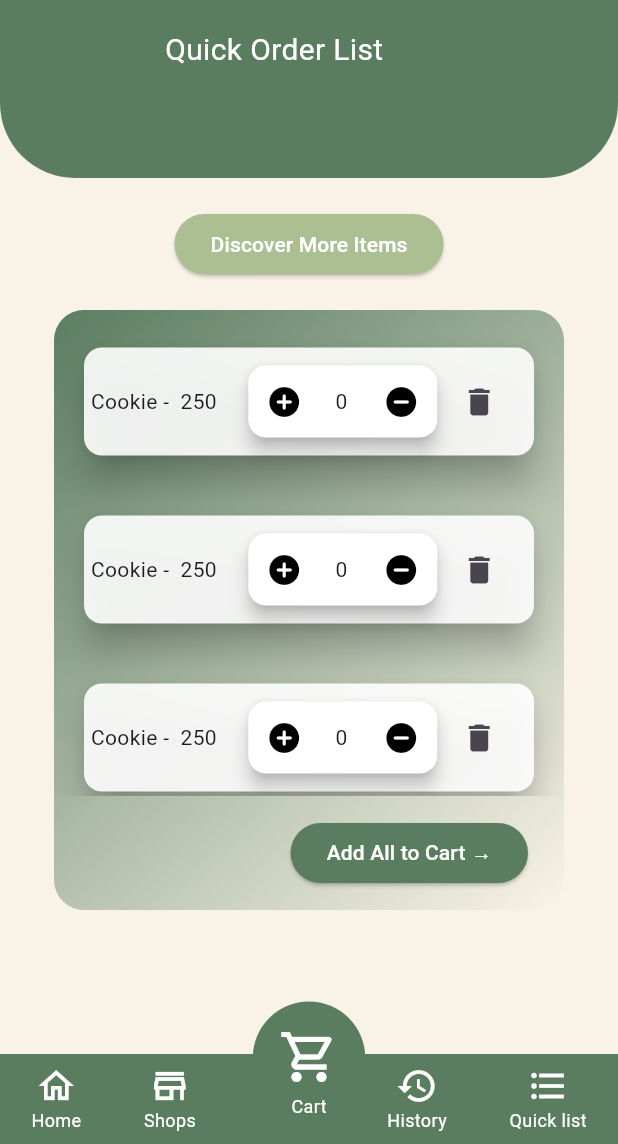
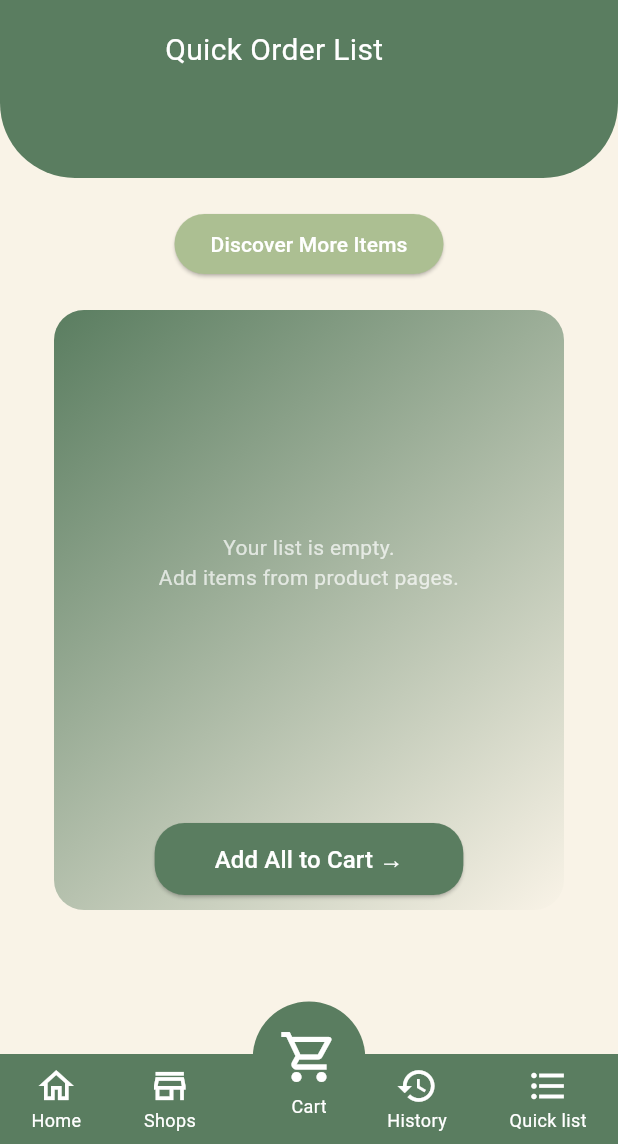
Before and after one commit to durgesh-kanzariya/Dukan-Sathi-Mobile-Application, a Flutter app: the QuickOrder screen opened directly, on a phone screen of 412 x 824 dp, the part 92-1236 px from its top. Run offline on Flutter 3.47's test engine with Material 3 defaults, Android fonts, the phone set to English and light mode, and no system bars; our stand-ins replace cloud_firestore, firebase_auth, firebase_core, firebase_storage, get, image_picker and 1 more; missing offline and left inert: cloudinary_public, firebase_app_check, mobile_scanner; accounts and stored records are empty; network calls fail; project files that could hold a hidden picture were left out.

Commit message:
Quick order list sovled

```diff
--- a/dukan_sathi/lib/customer/quick_order.dart
+++ b/dukan_sathi/lib/customer/quick_order.dart
@@ -1,9 +1,11 @@
+import 'package:cloud_firestore/cloud_firestore.dart';
 import 'package:dukan_sathi/customer/discover_shop.dart';
+import 'package:firebase_auth/firebase_auth.dart';
 import 'package:flutter/material.dart';
-import 'cart_page.dart';
+import 'package:get/get.dart';
 import '/bottom_nav.dart';
-import 'package:get/get.dart';
 import 'profile.dart';
+import '../controllers/quick_list_controller.dart'; // Import the new controller
 
 class QuickOrder extends StatefulWidget {
   const QuickOrder({super.key});
@@ -13,20 +15,28 @@ class QuickOrder extends StatefulWidget {
 }
 
 class _QuickOrderState extends State<QuickOrder> {
-  int i = 0;
+  // Initialize the controller
+  final QuickListController controller = Get.put(QuickListController());
+  final String? uid = FirebaseAuth.instance.currentUser?.uid;
+
   @override
   Widget build(BuildContext context) {
+    if (uid == null) {
+      return const Scaffold(body: Center(child: Text("Please Login First")));
+    }
+
     return Scaffold(
       body: SingleChildScrollView(
         child: Column(
           children: [
+            // --- HEADER ---
             Stack(
               clipBehavior: Clip.none,
               children: [
                 Container(
                   height: 180,
                   width: double.infinity,
-                  decoration: BoxDecoration(
+                  decoration: const BoxDecoration(
                     color: Color(0xFF5A7D60),
                     borderRadius: BorderRadius.only(
                       bottomLeft: Radius.circular(50),
@@ -34,7 +44,7 @@ class _QuickOrderState extends State<QuickOrder> {
                     ),
                   ),
                   child: ListTile(
-                    title: Text(
+                    title: const Text(
                       "Dukan Sathi",
                       style: TextStyle(
                         fontSize: 35,
@@ -46,20 +56,16 @@ class _QuickOrderState extends State<QuickOrder> {
                       style: ElevatedButton.styleFrom(
                         backgroundColor: Colors.white,
                         foregroundColor: Colors.green,
-                        shape: CircleBorder(),
-                        padding: EdgeInsets.all(10),
+                        shape: const CircleBorder(),
+                        padding: const EdgeInsets.all(10),
                       ),
-                      onPressed: () {
-                        Get.to(Profile());
-                      },
-                      child: Icon(Icons.person),
+                      onPressed: () => Get.to(const Profile()),
+                      child: const Icon(Icons.person),
                     ),
                   ),
                 ),
-
-                SizedBox(height: 10),
-
-                Positioned(
+                const SizedBox(height: 10),
+                const Positioned(
                   top: 80,
                   left: 110,
                   child: Text(
@@ -70,150 +76,218 @@ class _QuickOrderState extends State<QuickOrder> {
               ],
             ),
 
-            SizedBox(height: 20),
+            const SizedBox(height: 20),
+
+            // --- DISCOVER BUTTON ---
             ElevatedButton(
-              onPressed: () {
-                Get.to(DiscoverShop());
-              },
-              child: Text("Discover More Items"),
+              onPressed: () => Get.to(const DiscoverShop()),
               style: ElevatedButton.styleFrom(
                 foregroundColor: Colors.white,
-                backgroundColor: Color(0xFFACBF92),
+                backgroundColor: const Color(0xFFACBF92),
               ),
+              child: const Text("Discover More Items"),
             ),
 
-            SizedBox(height: 20),
+            const SizedBox(height: 20),
 
+            // --- MAIN LIST CONTAINER ---
             Container(
               height: 400,
               width: 340,
               decoration: BoxDecoration(
-                gradient: LinearGradient(
+                gradient: const LinearGradient(
                   colors: [Color(0xFF5A7D60), Color(0xFFF9F3E7)],
                   begin: Alignment.topLeft,
                   end: Alignment.bottomRight,
                 ),
                 borderRadius: BorderRadius.circular(20),
               ),
-
               child: Column(
                 crossAxisAlignment: CrossAxisAlignment.start,
                 children: [
-                  SizedBox(height: 5),
+                  const SizedBox(height: 5),
 
+                  // --- DYNAMIC LIST ---
                   Expanded(
-                    child: ListView.builder(
-                      itemCount: 3,
-                      itemBuilder: (context, index) {
-                        return Column(
-                          children: [
-                            Padding(
-                              padding: EdgeInsetsGeometry.all(8),
-                              child: Padding(
-                                padding: const EdgeInsets.all(8.0),
-                                child: Card(
-                                  elevation: 10,
-                                  color: Colors.white.withOpacity(0.9),
-                                  child: Row(
-                                    mainAxisAlignment:
-                                        MainAxisAlignment.spaceAround,
-                                    children: [
-                                      Text("Cookie -  250"),
+                    child: StreamBuilder<QuerySnapshot>(
+                      stream: FirebaseFirestore.instance
+                          .collection('users')
+                          .doc(uid)
+                          .collection('quickPurchaseList')
+                          .orderBy('addedAt', descending: true)
+                          .snapshots(),
+                      builder: (context, snapshot) {
+                        if (snapshot.connectionState ==
+                            ConnectionState.waiting) {
+                          return const Center(
+                            child: CircularProgressIndicator(
+                              color: Colors.white,
+                            ),
+                          );
+                        }
 
-                                      Column(
-                                        children: [
-                                          Padding(
-                                            padding: const EdgeInsets.all(8.0),
-                                            child: Row(
-                                              mainAxisAlignment:
-                                                  MainAxisAlignment.center,
-                                              children: [
-                                                Card(
-                                                  elevation: 5,
-                                                  color: Colors.white,
-                                                  child: Row(
-                                                    children: [
-                                                      IconButton(
-                                                        onPressed: () {
-                                                          setState(() {
-                                                            if (i < 10) {
-                                                              i++;
-                                                            }
-                                                          });
-                                                        },
-                                                        icon: Icon(
-                                                          Icons
-                                                              .add_circle_rounded,
-                                                          color: Colors.black,
-                                                        ),
-                                                      ),
-                                                      SizedBox(width: 10),
-                                                      SizedBox(
-                                                        width: 20,
-                                                        child: Text("${i}"),
-                                                      ),
-                                                      IconButton(
-                                                        onPressed: () {
-                                                          setState(() {
-                                                            if (i > 0 &&
-                                                                i <= 10) {
-                                                              i--;
-                                                            }
-                                                          });
-                                                        },
-                                                        icon: Icon(
-                                                          Icons
-                                                              .remove_circle_rounded,
-                                                          color: Colors.black,
-                                                        ),
-                                                      ),
-                                                    ],
-                                                  ),
-                                                ),
-                                                IconButton(
-                                                  onPressed: () {},
-                                                  icon: Icon(Icons.delete),
-                                                ),
-                                              ],
-                                            ),
-                                          ),
-                                        ],
-                                      ),
-                                    ],
-                                  ),
-                                ),
-                              ),
+                        if (!snapshot.hasData || snapshot.data!.docs.isEmpty) {
+                          return const Center(
+                            child: Text(
+                              "Your list is empty.\nAdd items from product pages.",
+                              textAlign: TextAlign.center,
+                              style: TextStyle(color: Colors.white70),
                             ),
-                          ],
+                          );
+                        }
+
+                        return ListView.builder(
+                          padding: const EdgeInsets.symmetric(
+                            horizontal: 8,
+                            vertical: 5,
+                          ),
+                          itemCount: snapshot.data!.docs.length,
+                          itemBuilder: (context, index) {
+                            var doc = snapshot.data!.docs[index];
+                            var data = doc.data() as Map<String, dynamic>;
+
+                            return _buildQuickListItem(doc.id, data);
+                          },
                         );
                       },
                     ),
                   ),
 
-                  SizedBox(height: 10),
-                  ListTile(
-                    trailing: ElevatedButton(
-                      onPressed: () {
-                        Get.to(CardPage());
-                      },
-                      style: ElevatedButton.styleFrom(
-                        backgroundColor: const Color(0xFF5A7D60),
-                        foregroundColor: Colors.white,
+                  const SizedBox(height: 10),
+
+                  // --- ADD ALL TO CART BUTTON ---
+                  Padding(
+                    padding: const EdgeInsets.only(bottom: 10.0),
+                    child: Center(
+                      child: ElevatedButton(
+                        onPressed: () => controller.addAllToCart(),
+                        style: ElevatedButton.styleFrom(
+                          backgroundColor: const Color(0xFF5A7D60),
+                          foregroundColor: Colors.white,
+                          padding: const EdgeInsets.symmetric(
+                            horizontal: 40,
+                            vertical: 12,
+                          ),
+                          shape: RoundedRectangleBorder(
+                            borderRadius: BorderRadius.circular(20),
+                          ),
+                        ),
+                        child: const Text(
+                          "Add All to Cart →",
+                          style: TextStyle(fontSize: 16),
+                        ),
                       ),
-                      child: Text("Add All to Cart →"),
                     ),
                   ),
-                  SizedBox(height: 10),
                 ],
               ),
             ),
 
-            SizedBox(height: 70),
+            const SizedBox(height: 70),
           ],
         ),
       ),
+      bottomNavigationBar: const BottomNav(),
+    );
+  }
 
-      bottomNavigationBar: BottomNav(),
+  Widget _buildQuickListItem(String docId, Map<String, dynamic> data) {
+    String name = data['productName'] ?? 'Unknown';
+    String variant = data['variant'] ?? '';
+    int qty = data['quantity'] ?? 1;
+
+    return Padding(
+      padding: const EdgeInsets.only(bottom: 8.0),
+      child: Card(
+        elevation: 6,
+        color: Colors.white.withOpacity(0.95),
+        shape: RoundedRectangleBorder(borderRadius: BorderRadius.circular(15)),
+        child: Padding(
+          padding: const EdgeInsets.all(8.0),
+          child: Row(
+            mainAxisAlignment: MainAxisAlignment.spaceBetween,
+            children: [
+              // 1. Name & Variant
+              Expanded(
+                flex: 3,
+                child: Column(
+                  crossAxisAlignment: CrossAxisAlignment.start,
+                  children: [
+                    Text(
+                      name,
+                      maxLines: 1,
+                      overflow: TextOverflow.ellipsis,
+                      style: const TextStyle(
+                        fontWeight: FontWeight.bold,
+                        fontSize: 16,
+                      ),
+                    ),
+                    if (variant.isNotEmpty)
+                      Text(
+                        variant,
+                        style: const TextStyle(
+                          fontSize: 12,
+                          color: Colors.grey,
+                        ),
+                      ),
+                  ],
+                ),
+              ),
+
+              // 2. Qty Controls & Delete
+              Expanded(
+                flex: 4,
+                child: Row(
+                  mainAxisAlignment: MainAxisAlignment.end,
+                  children: [
+                    // Quantity Control Card
+                    Card(
+                      elevation: 2,
+                      color: Colors.white,
+                      shape: RoundedRectangleBorder(
+                        borderRadius: BorderRadius.circular(20),
+                      ),
+                      child: Row(
+                        children: [
+                          _iconBtn(Icons.remove_circle_rounded, () {
+                            controller.updateQuantity(docId, qty, false);
+                          }),
+                          Text(
+                            "$qty",
+                            style: const TextStyle(
+                              fontWeight: FontWeight.bold,
+                              fontSize: 16,
+                            ),
+                          ),
+                          _iconBtn(Icons.add_circle_rounded, () {
+                            controller.updateQuantity(docId, qty, true);
+                          }),
+                        ],
+                      ),
+                    ),
+
+                    // Delete Button
+                    IconButton(
+                      onPressed: () => controller.deleteItem(docId),
+                      icon: const Icon(Icons.delete, color: Colors.redAccent),
+                    ),
+                  ],
+                ),
+              ),
+            ],
+          ),
+        ),
+      ),
+    );
+  }
+
+  Widget _iconBtn(IconData icon, VoidCallback onTap) {
+    return IconButton(
+      onPressed: onTap,
+      icon: Icon(icon, color: Colors.black87),
+      padding: EdgeInsets.zero,
+      constraints: const BoxConstraints(minWidth: 35, minHeight: 35),
+      iconSize: 22,
     );
   }
 }
```
Also changed, not shown: dukan_sathi/lib/controllers/quick_list_controller.dart (added, +167 -0 lines), dukan_sathi/lib/customer/dashboard.dart (+0 -26 lines), dukan_sathi/lib/shopkeeper/dashboard/dashboard_page.dart (+0 -27 lines), dukan_sathi/pubspec.lock, 1 other file.
